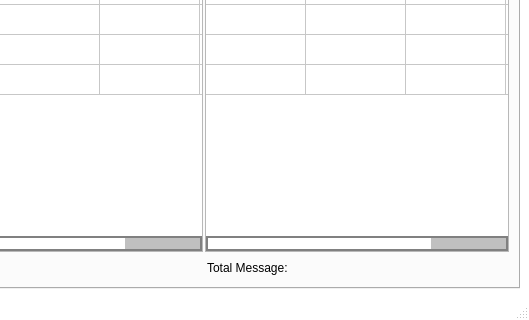
Old version of the form resource/Design.ui in the repository TheRustyPickle/Telecounter; both pictures show x 121 to 650 and y 118 to 438 of the 650 by 438 pixel window.
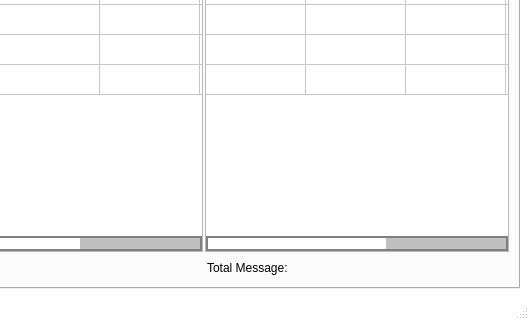
New version of the form. The open tabs and pages were chosen to show the change.

Commit message: average char, styling and bug fixes

```diff
--- a/resource/Design.ui
+++ b/resource/Design.ui
@@ -908,6 +908,14 @@
                 <set>AlignCenter</set>
                </property>
               </column>
+              <column>
+               <property name="text">
+                <string>Average Char</string>
+               </property>
+               <property name="textAlignment">
+                <set>AlignCenter</set>
+               </property>
+              </column>
              </widget>
             </item>
             <item>
@@ -1002,6 +1010,14 @@
                 <set>AlignCenter</set>
                </property>
               </column>
+              <column>
+               <property name="text">
+                <string>Average Char</string>
+               </property>
+               <property name="textAlignment">
+                <set>AlignCenter</set>
+               </property>
+              </column>
              </widget>
             </item>
            </layout>
```
Left out of the diff: 7 changed lines with no effect on the pictures. The commit also changes 3 other files.
